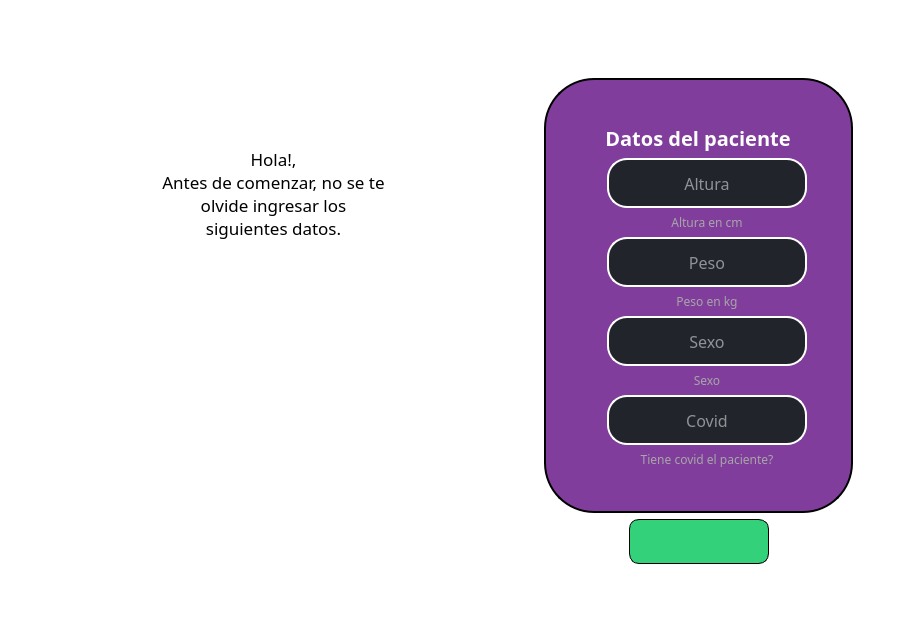
This is Datos_paciente.ui in JulianDuque97/EPI as Qt 5 draws it before an edit. The edited form follows.
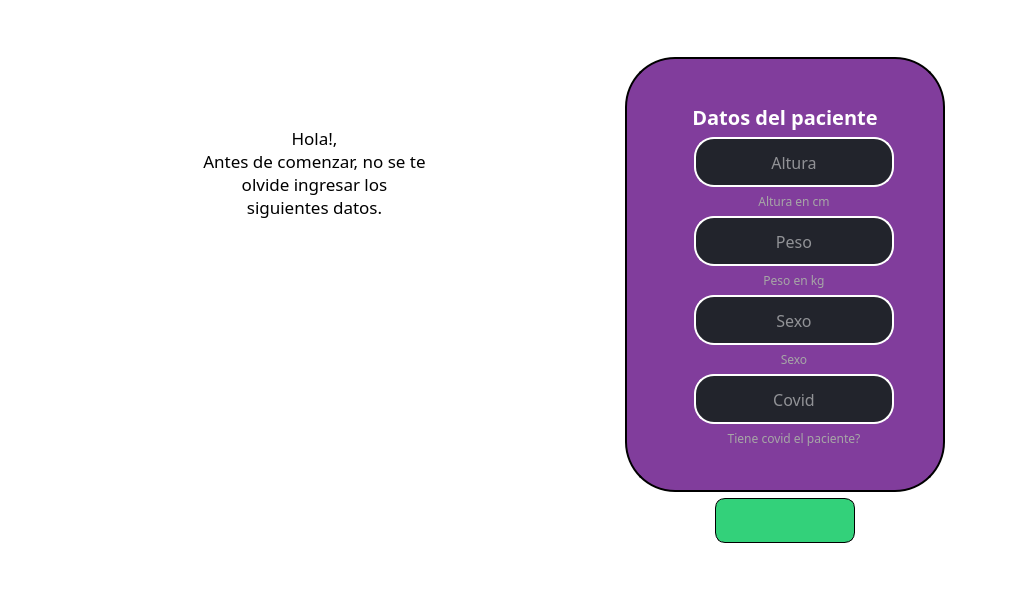
This is the edited form. Icons and pictures are not drawn.

What changed in the file:
```diff
--- a/Datos_paciente.ui
+++ b/Datos_paciente.ui
@@ -6,10 +6,16 @@
    <rect>
     <x>0</x>
     <y>0</y>
-    <width>922</width>
-    <height>642</height>
+    <width>1024</width>
+    <height>600</height>
    </rect>
   </property>
+  <property name="minimumSize">
+   <size>
+    <width>1024</width>
+    <height>600</height>
+   </size>
+  </property>
   <property name="windowTitle">
    <string>Ventilador mecanico</string>
   </property>
```
